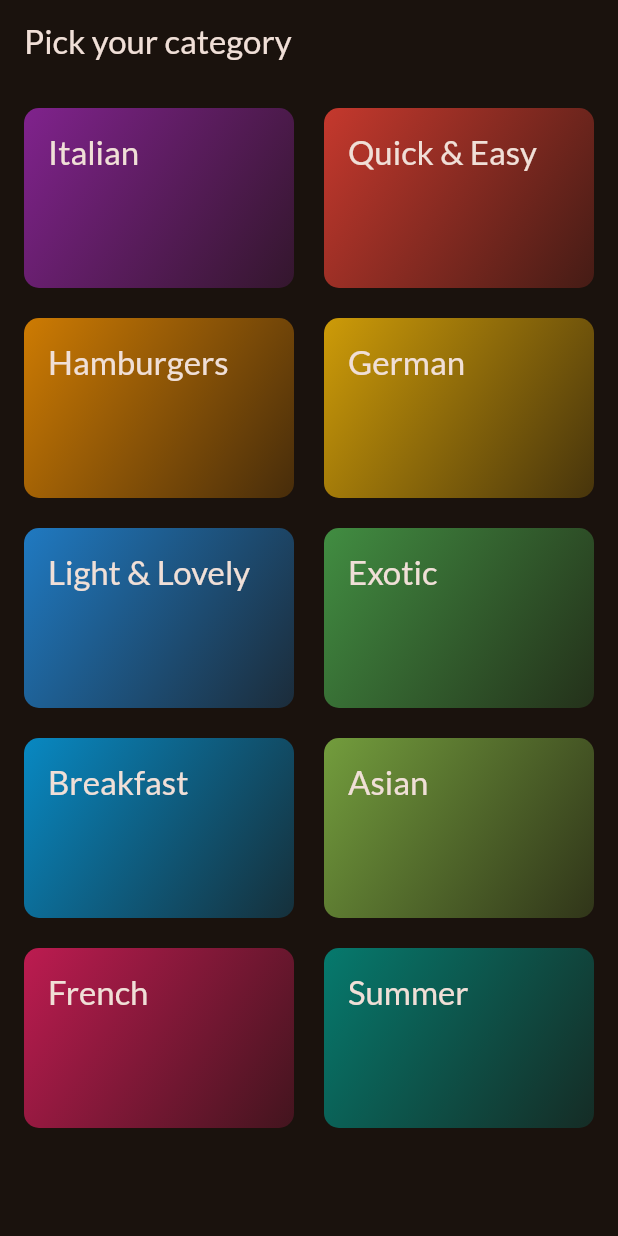
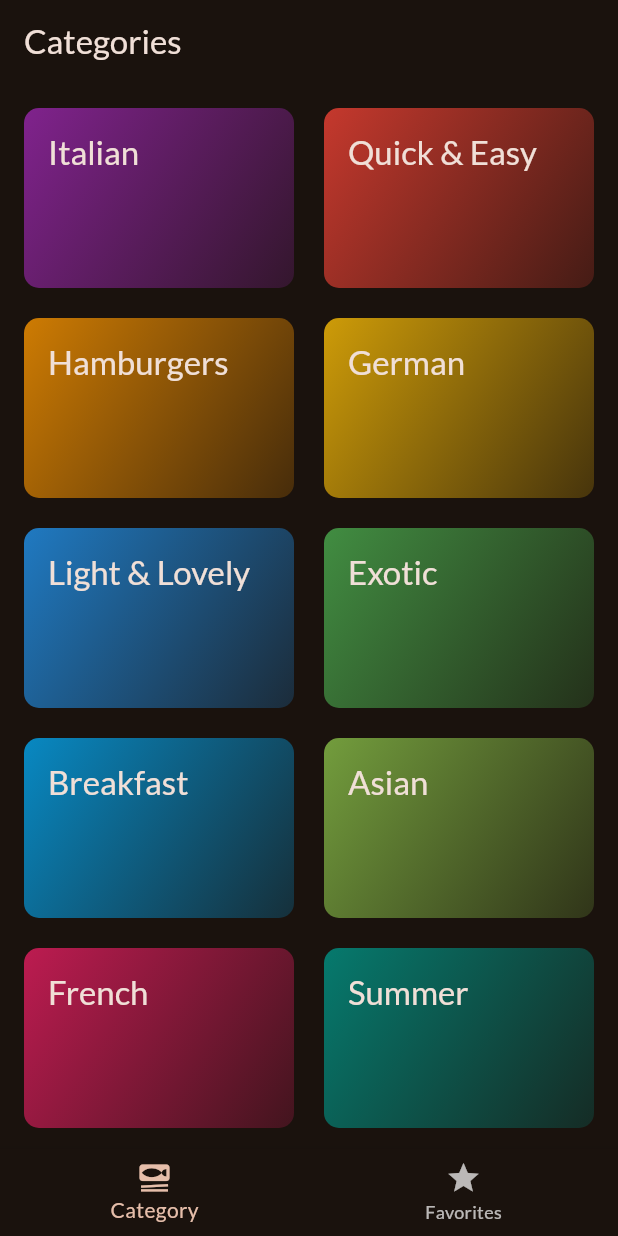
Before and after one commit to S-at-yam/Meals-App, a Flutter app: the screen it shows after launch, on a phone screen of 412 x 824 dp. Run offline on Flutter 3.47's test engine with Material 3 defaults, Android fonts, the phone set to English and light mode, and no system bars; our stand-ins replace google_fonts, transparent_image.

Commit message:
added tab screen

```diff
--- a/lib/main.dart
+++ b/lib/main.dart
@@ -5,6 +5,7 @@ import 'package:flutter/material.dart';
 import 'package:google_fonts/google_fonts.dart';
 
 import 'package:meals_app/screens/category_screen.dart';
+import 'package:meals_app/screens/tab_screen.dart';
 
 final theme = ThemeData(
   useMaterial3: true,
@@ -34,6 +35,6 @@ class App extends StatelessWidget {
 
   @override
   Widget build(BuildContext context) {
-    return MaterialApp(theme: theme, home: CategoryScreen());
+    return MaterialApp(theme: theme, home: TabScreen());
   }
 }
--- a/lib/screens/category_screen.dart
+++ b/lib/screens/category_screen.dart
@@ -23,9 +23,7 @@ class CategoryScreen extends StatelessWidget {
 
   @override
   Widget build(BuildContext context) {
-    return Scaffold(
-      appBar: AppBar(title: Text('Pick your category')),
-      body: GridView(
+    return GridView(
       padding: EdgeInsets.all(16),
       gridDelegate: SliverGridDelegateWithFixedCrossAxisCount(
         crossAxisCount: 2,
@@ -42,7 +40,6 @@ class CategoryScreen extends StatelessWidget {
             },
           ),
       ],
-      ),
     );
   }
 }
--- /dev/null
+++ b/lib/screens/tab_screen.dart
@@ -0,0 +1,47 @@
+import 'package:flutter/material.dart';
+import 'package:meals_app/screens/category_screen.dart';
+import 'package:meals_app/screens/meals_screen.dart';
+
+class TabScreen extends StatefulWidget {
+  const TabScreen({super.key});
+  @override
+  State<StatefulWidget> createState() {
+    return _TabScreenState();
+  }
+}
+
+class _TabScreenState extends State<TabScreen> {
+  int currentPageIndex = 0;
+
+  void _selectedTab(int index) {
+    setState(() {
+      currentPageIndex = index;
+    });
+  }
+
+  @override
+  Widget build(BuildContext context) {
+    Widget activeScreen = CategoryScreen();
+    var activePageTitle = 'Categories';
+
+    if (currentPageIndex == 1) {
+      activeScreen = MealsScreen(meals: []);
+      activePageTitle = 'Favorites';
+    }
+    return Scaffold(
+      appBar: AppBar(title: Text(activePageTitle)),
+      body: activeScreen,
+      bottomNavigationBar: BottomNavigationBar(
+        currentIndex: currentPageIndex,
+        items: [
+          BottomNavigationBarItem(
+            icon: Icon(Icons.set_meal),
+            label: 'Category',
+          ),
+          BottomNavigationBarItem(icon: Icon(Icons.star), label: 'Favorites'),
+        ],
+        onTap: _selectedTab,
+      ),
+    );
+  }
+}
```
Also changed, not shown: lib/screens/meals_screen.dart (+9 -4 lines). Lines whose indentation alone changed are shown as unchanged.
